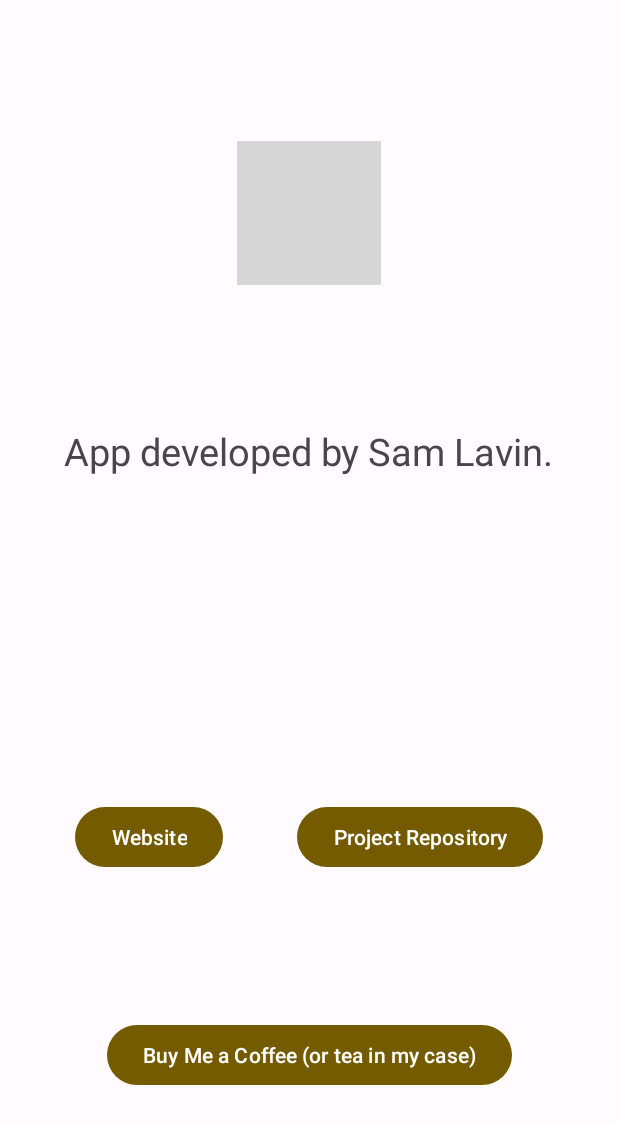
After one commit to Salavin/Ear-Trainer, an Android app built with Jetpack Compose: the layout fragment_about.xml on its own in the app's theme, with its tools: preview values and no code run, on a phone screen of 412 x 824 dp. The commit adds this screen. Shown: the top 1124 px of the screen. Run offline under Robolectric (Android 15) with nearby library versions, the phone set to English and light mode, and no system bars; grey boxes are pictures that could not be loaded.

Commit message:
Added About Fragment

```diff
--- a/app/src/main/java/in/samlav/eartrainer/SettingsFragment.kt
+++ b/app/src/main/java/in/samlav/eartrainer/SettingsFragment.kt
@@ -25,6 +25,7 @@ class SettingsFragment : PreferenceFragmentCompat()
     lateinit var useEQ: SwitchPreference
     lateinit var highEndPad: SeekBarPreference
     lateinit var crossoverFreq: ListPreference
+    lateinit var about: Preference
 
     override fun onCreatePreferences(savedInstanceState: Bundle?, rootKey: String?)
     {
@@ -37,6 +38,7 @@ class SettingsFragment : PreferenceFragmentCompat()
         useEQ = findPreference("useEQ")!!
         highEndPad = findPreference("highEndPad")!!
         crossoverFreq = findPreference("crossoverFreq")!!
+        about=findPreference("about")!!
 
         requireActivity().onBackPressedDispatcher.addCallback(this) {
             backPressed()
@@ -56,6 +58,10 @@ class SettingsFragment : PreferenceFragmentCompat()
         useEQ.onPreferenceChangeListener = Preference.OnPreferenceChangeListener { _, newValue ->
             onUseEQChange(newValue as Boolean)
             return@OnPreferenceChangeListener true
+        }
+        about.setOnPreferenceClickListener {
+            findNavController().navigate(R.id.action_settingsFragment_to_aboutFragment)
+            return@setOnPreferenceClickListener true
         }
         immediateFeedback.onPreferenceChangeListener = Preference.OnPreferenceChangeListener { _, newValue ->
             if (newValue == true)
--- /dev/null
+++ b/app/src/main/res/layout/fragment_about.xml
@@ -0,0 +1,70 @@
+<?xml version="1.0" encoding="utf-8"?>
+<androidx.constraintlayout.widget.ConstraintLayout xmlns:android="http://schemas.android.com/apk/res/android"
+    xmlns:app="http://schemas.android.com/apk/res-auto"
+    xmlns:tools="http://schemas.android.com/tools"
+    android:layout_width="match_parent"
+    android:layout_height="match_parent"
+    tools:context=".AboutFragment">
+
+    <ImageView
+        android:id="@+id/image_me"
+        android:layout_width="wrap_content"
+        android:layout_height="wrap_content"
+        android:adjustViewBounds="true"
+        android:maxWidth="150dp"
+        android:src="@drawable/me"
+        app:layout_constraintBottom_toTopOf="@+id/text_me"
+        app:layout_constraintEnd_toEndOf="parent"
+        app:layout_constraintStart_toStartOf="parent"
+        app:layout_constraintTop_toTopOf="parent"
+        android:contentDescription="Image of myself" />
+
+    <TextView
+        android:id="@+id/text_me"
+        android:layout_width="wrap_content"
+        android:layout_height="wrap_content"
+        android:text="@string/me"
+        android:textSize="25sp"
+        app:layout_constraintBottom_toTopOf="@+id/guideline5"
+        app:layout_constraintEnd_toEndOf="parent"
+        app:layout_constraintStart_toStartOf="parent"
+        app:layout_constraintTop_toBottomOf="@+id/image_me" />
+
+    <androidx.constraintlayout.widget.Guideline
+        android:id="@+id/guideline5"
+        android:layout_width="wrap_content"
+        android:layout_height="wrap_content"
+        android:orientation="horizontal"
+        app:layout_constraintGuide_percent="0.5" />
+
+    <Button
+        android:id="@+id/button_website"
+        android:layout_width="wrap_content"
+        android:layout_height="wrap_content"
+        android:text="@string/website"
+        android:layout_marginTop="25sp"
+        app:layout_constraintBottom_toTopOf="@+id/button_buy_me_a_coffee"
+        app:layout_constraintEnd_toStartOf="@+id/button_project_repository"
+        app:layout_constraintStart_toStartOf="parent"
+        app:layout_constraintTop_toBottomOf="@+id/guideline5" />
+
+    <Button
+        android:id="@+id/button_project_repository"
+        android:layout_width="wrap_content"
+        android:layout_height="wrap_content"
+        android:text="@string/project_repository"
+        app:layout_constraintBottom_toBottomOf="@+id/button_website"
+        app:layout_constraintEnd_toEndOf="parent"
+        app:layout_constraintStart_toEndOf="@+id/button_website" />
+
+    <Button
+        android:id="@+id/button_buy_me_a_coffee"
+        android:layout_width="wrap_content"
+        android:layout_height="wrap_content"
+        android:text="@string/buy_me_a_coffee"
+        app:layout_constraintBottom_toBottomOf="parent"
+        app:layout_constraintEnd_toEndOf="parent"
+        app:layout_constraintStart_toStartOf="parent"
+        app:layout_constraintTop_toBottomOf="@+id/button_website" />
+
+</androidx.constraintlayout.widget.ConstraintLayout>
--- a/app/src/main/res/values/strings.xml
+++ b/app/src/main/res/values/strings.xml
@@ -22,4 +22,8 @@
     <string name="high_end_pad_summary">How much the high end will be padded (in dB)</string>
     <string name="crossover_summary">At what frequency the EQ will begin padding. There will also be a transition band that is half of this frequency.</string>
     <string name="which_bins_error">Error: cannot have every bin be excluded!</string>
+    <string name="me">App developed by Sam Lavin.</string>
+    <string name="website">Website</string>
+    <string name="project_repository">Project Repository</string>
+    <string name="buy_me_a_coffee">Buy Me a Coffee (or tea in my case)</string>
 </resources>
```
Also changed, not shown: app/src/main/java/in/samlav/eartrainer/AboutFragment.kt (added, +58 -0 lines), app/src/main/res/navigation/nav_graph.xml (+16 -0 lines), app/src/main/res/xml/root_preferences.xml (+9 -0 lines), 1 other file.
